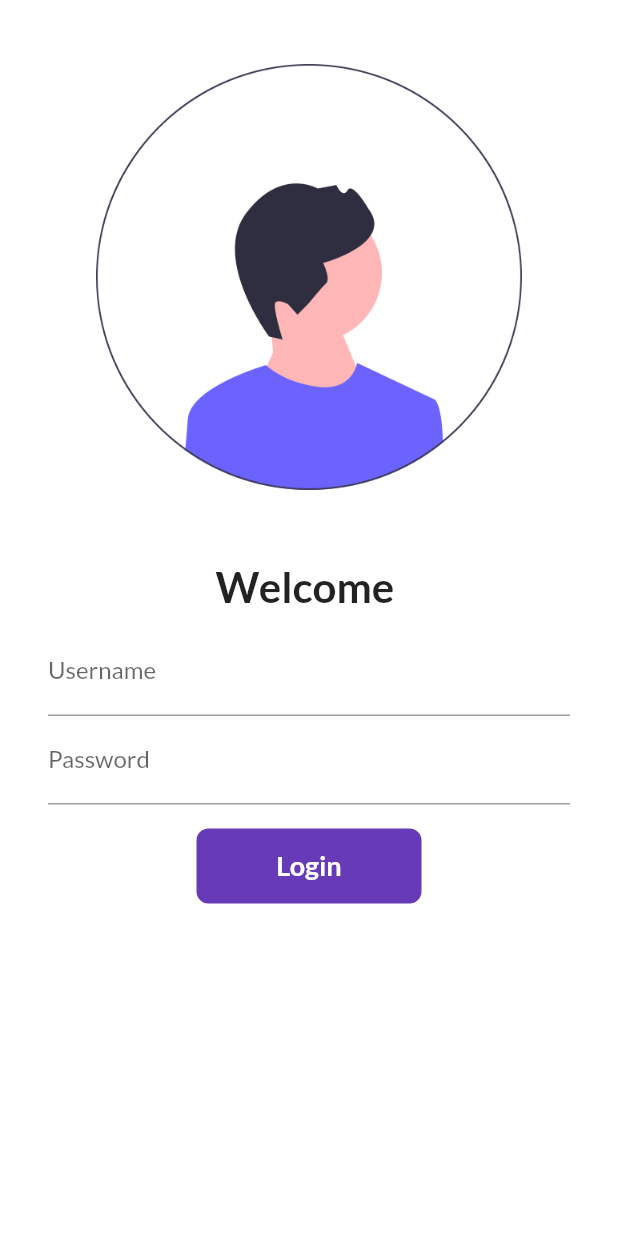
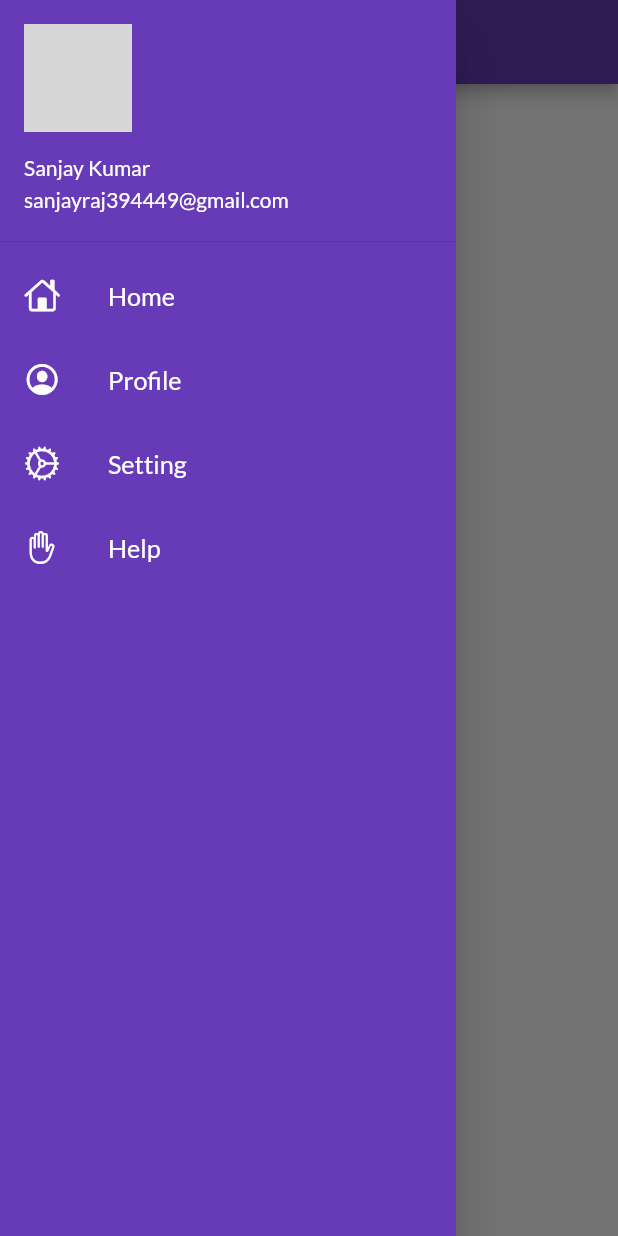
Before and after one commit to raj394449/FlutterByCodepur, a Flutter app: the screen it shows after launch, with the side drawer open (before the commit the screen has no drawer), on a phone screen of 412 x 824 dp. Run offline on Flutter 3.47's test engine with Material 2 defaults, Android fonts, the phone set to English and light mode, and no system bars; our stand-ins replace google_fonts; network calls fail; grey boxes are pictures that could not be loaded.

Commit message:
Day 9 Completed

```diff
--- a/flutter_application_1/lib/main.dart
+++ b/flutter_application_1/lib/main.dart
@@ -26,7 +26,7 @@ class MyApp extends StatelessWidget {
         brightness: Brightness.dark,
         primarySwatch: Colors.blue,
       ),
-      // initialRoute: "/home",
+      initialRoute: MyRoutes.HomeRoute,
       routes: {
         "/": (context) => LoginPage(),
         MyRoutes.HomeRoute: (context) => Homepage(),
--- a/flutter_application_1/lib/pages/home_page.dart
+++ b/flutter_application_1/lib/pages/home_page.dart
@@ -1,4 +1,5 @@
 import 'package:flutter/material.dart';
+import 'package:flutter_application_1/widgets/drawer.dart';
 
 class Homepage extends StatelessWidget {
   const Homepage({super.key});
@@ -15,7 +16,7 @@ class Homepage extends StatelessWidget {
           child: const Text("My First Application"),
         ),
       ),
-      drawer: const Drawer(),
+      drawer: const MyDrawer(),
     );
   }
 }
--- /dev/null
+++ b/flutter_application_1/lib/widgets/drawer.dart
@@ -0,0 +1,83 @@
+// ignore_for_file: prefer_const_constructors, prefer_const_literals_to_create_immutables, unused_local_variable, prefer_const_declarations, avoid_unnecessary_containers
+
+import 'package:flutter/cupertino.dart';
+import 'package:flutter/material.dart';
+
+class MyDrawer extends StatelessWidget {
+  const MyDrawer({super.key});
+
+  @override
+  Widget build(BuildContext context) {
+    final imageUrl = "https://images.app.goo.gl/N3VQ7Had5AmXjVxm9";
+    return Drawer(
+      child: Container(
+        color: Colors.deepPurple,
+        child: ListView(
+          padding: EdgeInsets.zero,
+          children: [
+            DrawerHeader(
+              padding: EdgeInsets.zero,
+              child: UserAccountsDrawerHeader(
+                  margin: EdgeInsets.zero,
+                  accountName: Text(
+                    'Sanjay Kumar',
+                    style: TextStyle(color: Colors.white),
+                  ),
+                  accountEmail: Text(
+                    'sanjayraj394449@gmail.com',
+                    style: TextStyle(color: Colors.white),
+                  ),
+                  currentAccountPicture: CircleAvatar(
+                    backgroundImage: NetworkImage(imageUrl),
+                  )),
+            ),
+            ListTile(
+              leading: Icon(
+                CupertinoIcons.home,
+                color: Colors.white,
+              ),
+              title: Text(
+                "Home",
+                textScaleFactor: 1.2,
+                style: TextStyle(color: Colors.white),
+              ),
+            ),
+            ListTile(
+              leading: Icon(
+                CupertinoIcons.profile_circled,
+                color: Colors.white,
+              ),
+              title: Text(
+                "Profile",
+                textScaleFactor: 1.2,
+                style: TextStyle(color: Colors.white),
+              ),
+            ),
+            ListTile(
+              leading: Icon(
+                CupertinoIcons.settings,
+                color: Colors.white,
+              ),
+              title: Text(
+                "Setting",
+                textScaleFactor: 1.2,
+                style: TextStyle(color: Colors.white),
+              ),
+            ),
+            ListTile(
+              leading: Icon(
+                CupertinoIcons.hand_raised,
+                color: Colors.white,
+              ),
+              title: Text(
+                "Help",
+                textScaleFactor: 1.2,
+                style: TextStyle(color: Colors.white),
+              ),
+            )
+          ],
+        ),
+      ),
+    );
+  }
+}
```
